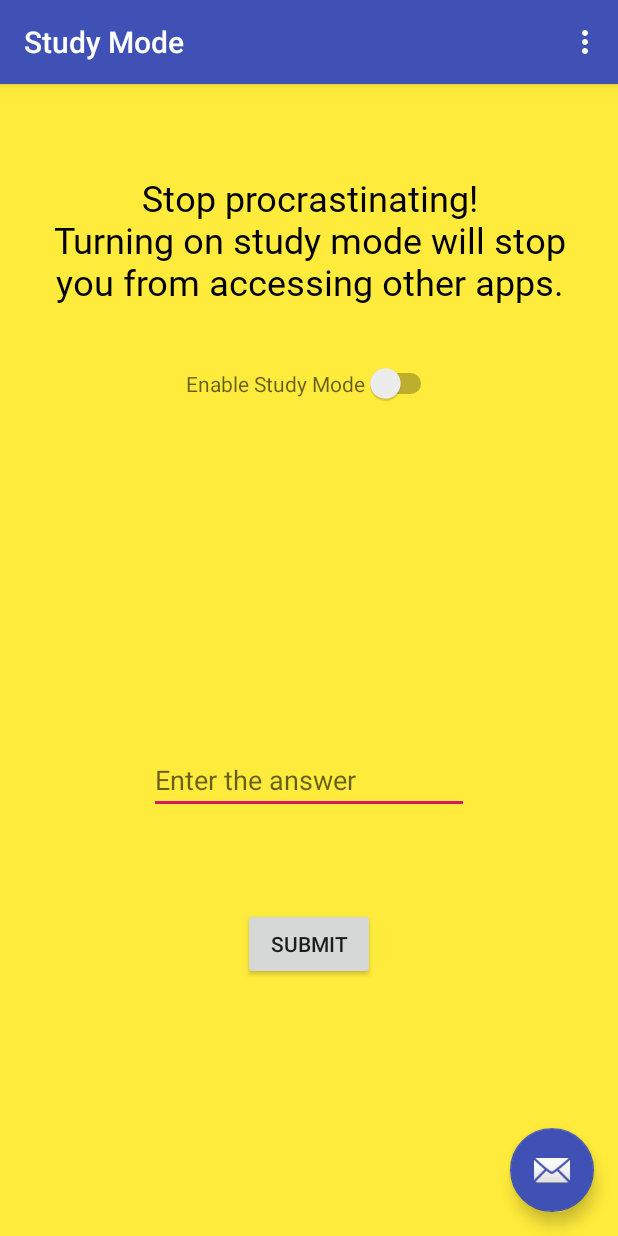
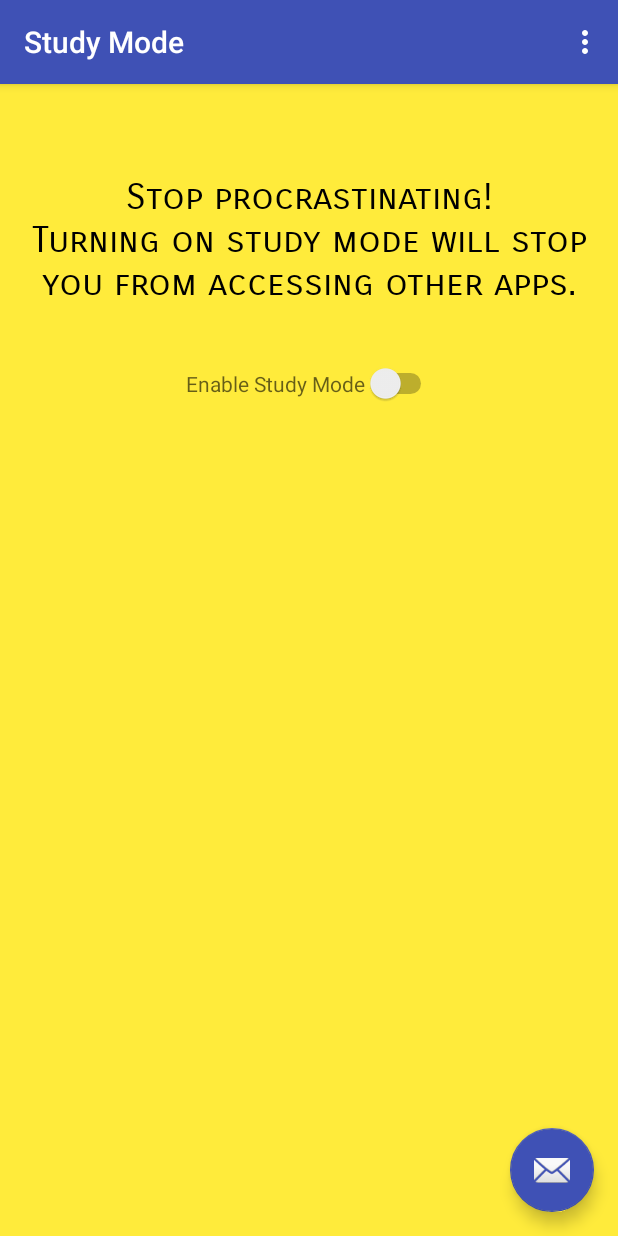
Before and after one commit to kat-avila/WomxnHacks2020, an Android app: the screen it shows after launch (MainActivity), on a phone screen of 412 x 824 dp. Run offline under Robolectric (Android 15) with nearby library versions, the light colour scheme and no system bars.

Commit message:
Visible and Invisible question

```diff
--- a/app/src/main/java/com/example/myapplicationtest1/MainActivity.java
+++ b/app/src/main/java/com/example/myapplicationtest1/MainActivity.java
@@ -45,10 +45,10 @@ public class MainActivity extends AppCompatActivity {
 
 
         //questionText = (TextView) findViewById(R.id.question);
-        Button submitBtn = (Button) findViewById(R.id.submitButton);
 
 
-
+        final EditText editText = (EditText) findViewById(R.id.editText);
+        final Button submitBtn = (Button) findViewById(R.id.submitButton);
         final TextView question = (TextView) findViewById(R.id.question);
         final Switch sw = (Switch) findViewById(R.id.switch1);
         sw.setOnCheckedChangeListener(new CompoundButton.OnCheckedChangeListener() {
@@ -57,15 +57,21 @@ public class MainActivity extends AppCompatActivity {
                 if(isChecked){
                     // pin the screen
                     question.setVisibility(View.VISIBLE);
+                    editText.setVisibility(View.VISIBLE);
+                    submitBtn.setVisibility(View.VISIBLE);
                     startLockTask();
                 }else{
                     //int rand = (int)(Math.random() * questions.length);
+                    Toast toast = Toast.makeText(getApplicationContext(), "Answer the question correctly to unlock study mode.", Toast.LENGTH_SHORT);
+                    toast.show();
                         if(answered){
+                            question.setVisibility(View.INVISIBLE);
+                            editText.setVisibility(View.INVISIBLE);
+                            submitBtn.setVisibility(View.INVISIBLE);
                             stopLockTask();
                         }else{
                             sw.toggle();
-                            Toast toast = Toast.makeText(getApplicationContext(), "Answer the question correctly to unlock study mode.", Toast.LENGTH_SHORT);
-                            toast.show();
+
                         }
                 }
             }
--- a/app/src/main/res/layout/content_main.xml
+++ b/app/src/main/res/layout/content_main.xml
@@ -31,6 +31,7 @@
         android:ems="10"
         android:hint="Enter the answer"
         android:inputType="number"
+        android:visibility="invisible"
         app:layout_constraintBottom_toTopOf="@+id/submitButton"
         app:layout_constraintEnd_toEndOf="parent"
         app:layout_constraintStart_toStartOf="parent"
@@ -42,6 +43,7 @@
         android:layout_height="wrap_content"
         android:onClick="onButtonTap"
         android:text="SUBMIT"
+        android:visibility="invisible"
         app:layout_constraintBottom_toBottomOf="parent"
         app:layout_constraintEnd_toEndOf="parent"
         app:layout_constraintStart_toStartOf="parent"
@@ -67,7 +69,7 @@
         android:text="@string/displayText"
         android:textColor="#000000"
         android:textSize="24sp"
-        app:fontFamily="@font/baloo"
+        app:fontFamily="sans-serif-smallcaps"
         app:layout_constraintBottom_toBottomOf="parent"
         app:layout_constraintEnd_toEndOf="parent"
         app:layout_constraintStart_toStartOf="parent"
```
